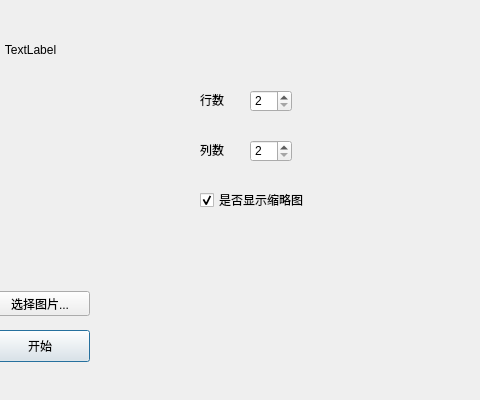
Before: the Qt Designer form dialog.ui in MiserableMagical/Beacon-s-Puzzle, drawn with Qt 5; both pictures show x 320 to 800 and y 0 to 400 of the 800 by 600 pixel window.
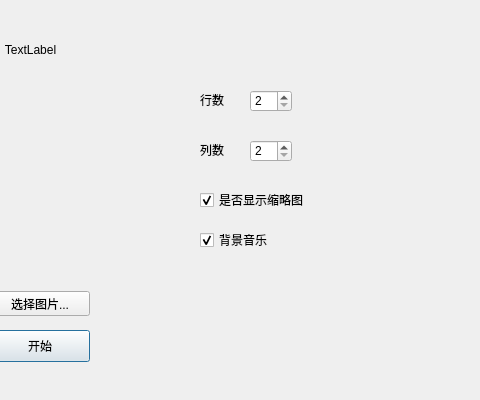
After: the same form once the commit is applied.

Patch:
```diff
--- a/dialog.ui
+++ b/dialog.ui
@@ -150,6 +150,40 @@
     <string>选择图片...</string>
    </property>
   </widget>
+  <widget class="QCheckBox" name="checkBox_2">
+   <property name="enabled">
+    <bool>true</bool>
+   </property>
+   <property name="geometry">
+    <rect>
+     <x>520</x>
+     <y>230</y>
+     <width>121</width>
+     <height>20</height>
+    </rect>
+   </property>
+   <property name="mouseTracking">
+    <bool>true</bool>
+   </property>
+   <property name="tabletTracking">
+    <bool>false</bool>
+   </property>
+   <property name="focusPolicy">
+    <enum>Qt::FocusPolicy::StrongFocus</enum>
+   </property>
+   <property name="autoFillBackground">
+    <bool>true</bool>
+   </property>
+   <property name="text">
+    <string>背景音乐</string>
+   </property>
+   <property name="checkable">
+    <bool>true</bool>
+   </property>
+   <property name="checked">
+    <bool>true</bool>
+   </property>
+  </widget>
  </widget>
  <resources/>
  <connections/>
```
